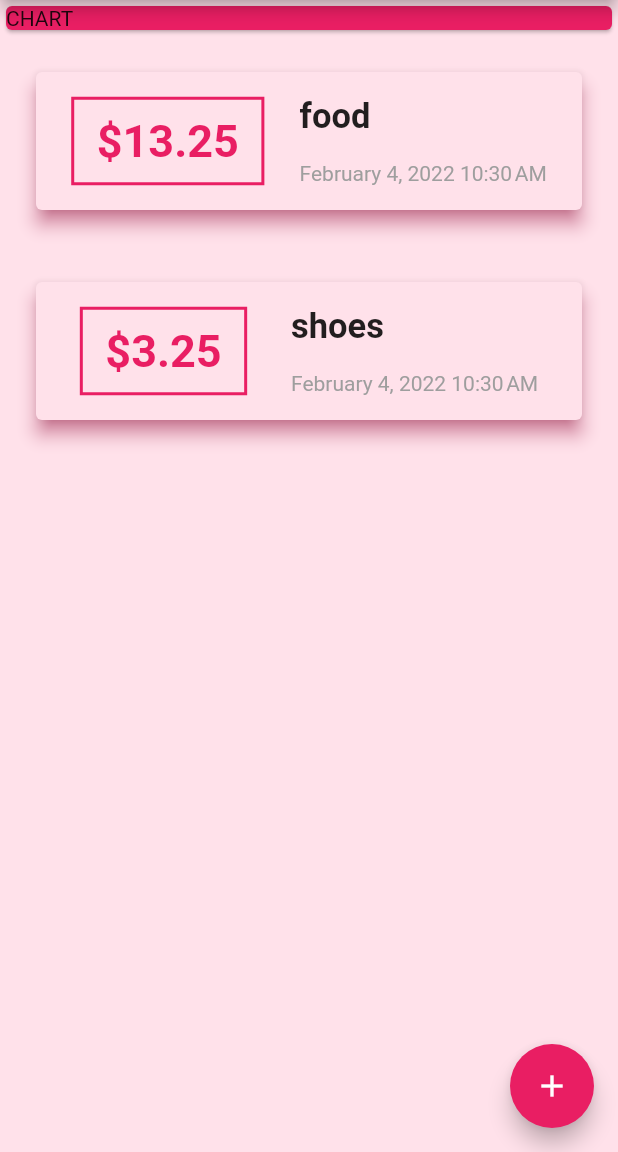
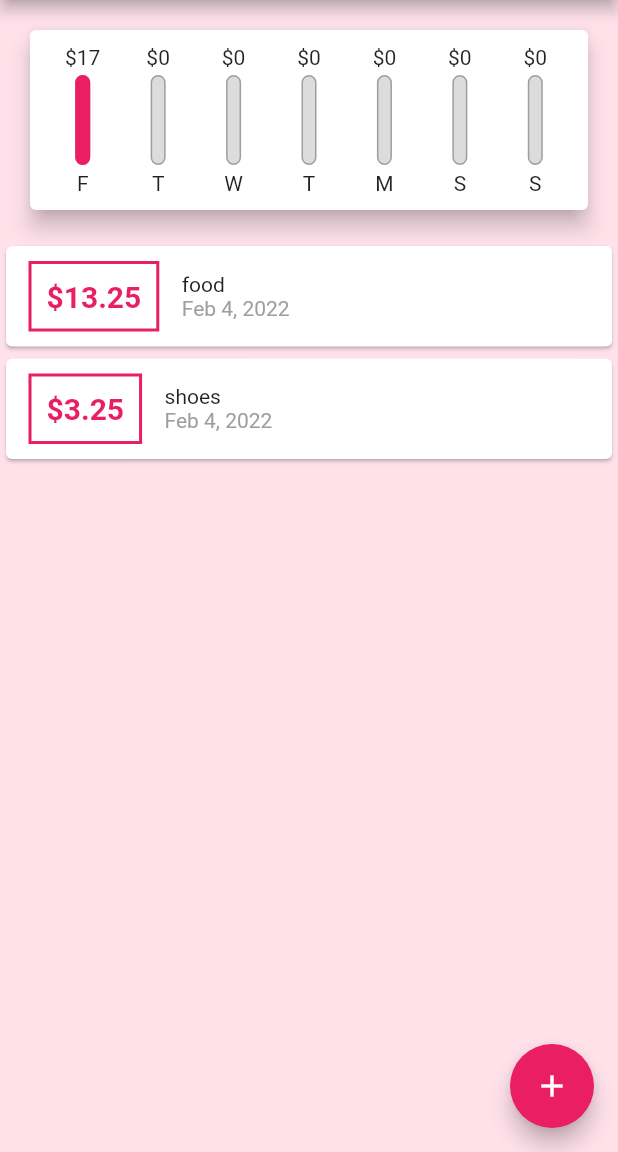
Before and after one commit to JeanBayer/app-money-flutter, a Flutter app: the screen it shows after launch, on a phone screen of 412 x 824 dp, the part 84-1236 px from its top. Run offline on Flutter 3.47's test engine with Material 2 defaults, Android fonts, the phone set to English and light mode, and no system bars; Roboto replaces fonts that are missing (OpenSans, Quicksand).

Commit message:
chart added

```diff
--- a/app/lib/main.dart
+++ b/app/lib/main.dart
@@ -2,6 +2,7 @@ import 'package:flutter/material.dart';
 import './models/transaction.dart';
 import './widgets/new_transaction.dart';
 import './widgets/transaction_list.dart';
+import './widgets/chart.dart';
 
 void main() {
   runApp(MyApp());
@@ -26,7 +27,6 @@ class MyApp extends StatelessWidget {
   }
 }
 
-
 class MyHomePage extends StatefulWidget {
   @override
   _MyHomePageState createState() => _MyHomePageState();
@@ -47,6 +47,12 @@ class _MyHomePageState extends State<MyHomePage> {
       date: DateTime.now(),
     ),
   ];
+
+  List<Transaction> get _groupedTransantionValue {
+    return _userTransaction.where((tx) {
+      return tx.date.isAfter(DateTime.now().subtract(Duration(days: 7)));
+    }).toList();
+  }
 
   void _newUserTransaction(String title, double amount) {
     final newTx = Transaction(
@@ -87,13 +93,7 @@ class _MyHomePageState extends State<MyHomePage> {
       body: SingleChildScrollView(
         child: Column(
           children: [
-            Container(
-              width: double.infinity,
-              child: Card(
-                color: Theme.of(context).primaryColor,
-                child: Text("CHART"),
-              ),
-            ),
+            Chart(_groupedTransantionValue),
             TransactionList(_userTransaction),
           ],
         ),
--- /dev/null
+++ b/app/lib/widgets/chart.dart
@@ -0,0 +1,65 @@
+import 'package:flutter/material.dart';
+import 'package:intl/intl.dart';
+
+import './chart_bar.dart';
+import '../models/transaction.dart';
+
+class Chart extends StatelessWidget {
+  final List<Transaction> recentTransactions;
+
+  Chart(this.recentTransactions);
+
+  List<Map<String, Object>> get groupedTransactionValues {
+    return List.generate(7, (index) {
+      final weekDay = DateTime.now().subtract(
+        Duration(days: index),
+      );
+      var totalSum = 0.0;
+
+      for (var i = 0; i < recentTransactions.length; i++) {
+        if (recentTransactions[i].date.day == weekDay.day &&
+            recentTransactions[i].date.month == weekDay.month &&
+            recentTransactions[i].date.year == weekDay.year) {
+          totalSum += recentTransactions[i].amount;
+        }
+      }
+
+      return {
+        'day': DateFormat.E().format(weekDay).substring(0, 1),
+        'amount': totalSum,
+      };
+    });
+  }
+
+  double get totalSpending {
+    return groupedTransactionValues.fold(0.0, (sum, item) {
+      return sum + (item['amount']as double);
+    });
+  }
+
+  @override
+  Widget build(BuildContext context) {
+    return Card(
+      elevation: 6,
+      margin: EdgeInsets.all(20),
+      child: Padding(
+        padding: EdgeInsets.all(10),
+        child: Row(
+          mainAxisAlignment: MainAxisAlignment.spaceAround,
+          children: groupedTransactionValues.map((data) {
+            return Flexible(
+              fit: FlexFit.tight,
+              child: ChartBar(
+                data['day'].toString(),
+                (data['amount'] as double),
+                totalSpending == 0.0
+                    ? 0.0
+                    : (data['amount'] as double) / totalSpending,
+              ),
+            );
+          }).toList(),
+        ),
+      ),
+    );
+  }
+}
--- /dev/null
+++ b/app/lib/widgets/chart_bar.dart
@@ -0,0 +1,51 @@
+import 'package:flutter/material.dart';
+
+class ChartBar extends StatelessWidget {
+  final String label;
+  final double spendingAmount;
+  final double spendingPctOfTotal;
+
+  ChartBar(this.label, this.spendingAmount, this.spendingPctOfTotal);
+
+  @override
+  Widget build(BuildContext context) {
+    return Column(
+      children: <Widget>[
+        FittedBox(
+          child: Text('\$${spendingAmount.toStringAsFixed(0)}'),
+        ),
+        SizedBox(
+          height: 4,
+        ),
+        Container(
+          height: 60,
+          width: 10,
+          child: Stack(
+            children: <Widget>[
+              Container(
+                decoration: BoxDecoration(
+                  border: Border.all(color: Colors.grey, width: 1.0),
+                  color: Color.fromRGBO(220, 220, 220, 1),
+                  borderRadius: BorderRadius.circular(10),
+                ),
+              ),
+              FractionallySizedBox(
+                heightFactor: spendingPctOfTotal,
+                child: Container(
+                  decoration: BoxDecoration(
+                    color: Theme.of(context).primaryColor,
+                    borderRadius: BorderRadius.circular(10),
+                  ),
+                ),
+              ),
+            ],
+          ),
+        ),
+        SizedBox(
+          height: 4,
+        ),
+        Text(label),
+      ],
+    );
+  }
+}
--- a/app/lib/widgets/new_transaction.dart
+++ b/app/lib/widgets/new_transaction.dart
@@ -1,11 +1,12 @@
 import 'package:flutter/material.dart';
 
 class NewTransaction extends StatefulWidget {
-  final Function newtx;
-  NewTransaction(this.newtx, {Key? key}) : super(key: key);
+  final Function addTx;
+
+  NewTransaction(this.addTx);
 
   @override
-  State<NewTransaction> createState() => _NewTransactionState();
+  _NewTransactionState createState() => _NewTransactionState();
 }
 
 class _NewTransactionState extends State<NewTransaction> {
@@ -13,19 +14,17 @@ class _NewTransactionState extends State<NewTransaction> {
 
   final amountController = TextEditingController();
 
-  void submittedFunction() {
-    final amountText = amountController.text.isNotEmpty
-        ? double.parse(amountController.text)
-        : -1.0;
-    final titleText = titleController.text;
+  void submitData() {
+    final enteredTitle = titleController.text;
+    final enteredAmount = double.parse(amountController.text);
 
-    if (titleText.isEmpty || amountText <= 0) {
+    if (enteredTitle.isEmpty || enteredAmount <= 0) {
       return;
     }
 
-    widget.newtx(
-      titleController.text,
-      double.parse(amountController.text),
+    widget.addTx(
+      enteredTitle,
+      enteredAmount,
     );
 
     Navigator.of(context).pop();
@@ -34,38 +33,31 @@ class _NewTransactionState extends State<NewTransaction> {
   @override
   Widget build(BuildContext context) {
     return Card(
-      color: Color(0xFFFFE1EA),
       elevation: 5,
       child: Container(
         padding: EdgeInsets.all(10),
         child: Column(
           crossAxisAlignment: CrossAxisAlignment.end,
-          children: [
+          children: <Widget>[
             TextField(
-              decoration: InputDecoration(
-                labelText: "Title",
-              ),
+              decoration: InputDecoration(labelText: 'Title'),
               controller: titleController,
-              onSubmitted: (_) => submittedFunction(),
+              onSubmitted: (_) => submitData(),
+              // onChanged: (val) {
+              //   titleInput = val;
+              // },
             ),
             TextField(
-              decoration: InputDecoration(
-                labelText: "Amount",
-              ),
+              decoration: InputDecoration(labelText: 'Amount'),
               controller: amountController,
               keyboardType: TextInputType.number,
-              onSubmitted: (_) => submittedFunction(),
+              onSubmitted: (_) => submitData(),
+              // onChanged: (val) => amountInput = val,
             ),
-            TextButton(
-              onPressed: () {
-                submittedFunction();
-              },
-              child: Text(
-                "Add Transaction",
-                style: TextStyle(
-                  color: Theme.of(context).primaryColor,
-                ),
-              ),
+            FlatButton(
+              child: Text('Add Transaction'),
+              textColor: Colors.purple,
+              onPressed: submitData,
             ),
           ],
         ),
--- a/app/lib/widgets/transaction_list.dart
+++ b/app/lib/widgets/transaction_list.dart
@@ -1,5 +1,6 @@
 import 'package:flutter/material.dart';
 import 'package:intl/intl.dart';
+
 import '../models/transaction.dart';
 
 class TransactionList extends StatelessWidget {
@@ -10,62 +11,69 @@ class TransactionList extends StatelessWidget {
   @override
   Widget build(BuildContext context) {
     return Container(
-      height: 520,
-      child: ListView.builder(
-        itemCount: transactions.length,
-        itemBuilder: (context, index) {
-          return Container(
-            height: 100,
-            margin: EdgeInsets.all(20),
-            child: Card(
-              shadowColor: Colors.pink,
-              color: Color(0xFFFFE1EA),
-              elevation: 5,
+      height: 300,
+      child: transactions.isEmpty
+          ? Column(
+              children: <Widget>[
+                Text(
+                  'No transactions added yet!',
+                ),
+                SizedBox(
+                  height: 20,
+                ),
+                Container(
+                    height: 200,
+                    child: Image.asset(
+                      'assets/images/waiting.png',
+                      fit: BoxFit.cover,
+                    )),
+              ],
+            )
+          : ListView.builder(
+              itemBuilder: (ctx, index) {
+                return Card(
                   child: Row(
-                crossAxisAlignment: CrossAxisAlignment.center,
-                mainAxisAlignment: MainAxisAlignment.spaceEvenly,
-                children: [
+                    children: <Widget>[
                       Container(
-                    padding: EdgeInsets.symmetric(vertical: 10, horizontal: 15),
+                        margin: EdgeInsets.symmetric(
+                          vertical: 10,
+                          horizontal: 15,
+                        ),
                         decoration: BoxDecoration(
                           border: Border.all(
+                            color: Theme.of(context).primaryColor,
                             width: 2,
-                        color: Theme.of(context).primaryColor,
                           ),
                         ),
+                        padding: EdgeInsets.all(10),
                         child: Text(
-                      "\$${transactions[index].amount.toStringAsFixed(2)}",
+                          '\$${transactions[index].amount.toStringAsFixed(2)}',
                           style: TextStyle(
-                        fontSize: 30,
                             fontWeight: FontWeight.bold,
+                            fontSize: 20,
                             color: Theme.of(context).primaryColor,
                           ),
                         ),
                       ),
                       Column(
                         crossAxisAlignment: CrossAxisAlignment.start,
-                    mainAxisAlignment: MainAxisAlignment.spaceEvenly,
-                    children: [
+                        children: <Widget>[
                           Text(
                             transactions[index].title,
+                          ),
+                          Text(
+                            DateFormat.yMMMd().format(transactions[index].date),
                             style: TextStyle(
-                          fontSize: 23,
-                          fontWeight: FontWeight.bold,
+                              color: Colors.grey,
                             ),
                           ),
-                      Text(
-                        DateFormat.yMMMMd()
-                            .add_jm()
-                            .format(transactions[index].date),
-                        style: TextStyle(color: Colors.grey),
+                        ],
                       ),
                     ],
-                  )
-                ],
-              ),
                   ),
                 );
               },
+              itemCount: transactions.length,
             ),
     );
   }
--- a/app/pubspec.yaml
+++ b/app/pubspec.yaml
@@ -59,8 +59,8 @@ flutter:
   uses-material-design: true
 
   # To add assets to your application, add an assets section, like this:
-  # assets:
-  #   - images/a_dot_burr.jpeg
+  assets:
+    - assets/image/waiting.png
   #   - images/a_dot_ham.jpeg
 
   # An image asset can refer to one or more resolution-specific "variants", see
```
Also changed, not shown: app/assets/image/waiting.png (added). Lines whose indentation alone changed are shown as unchanged.
